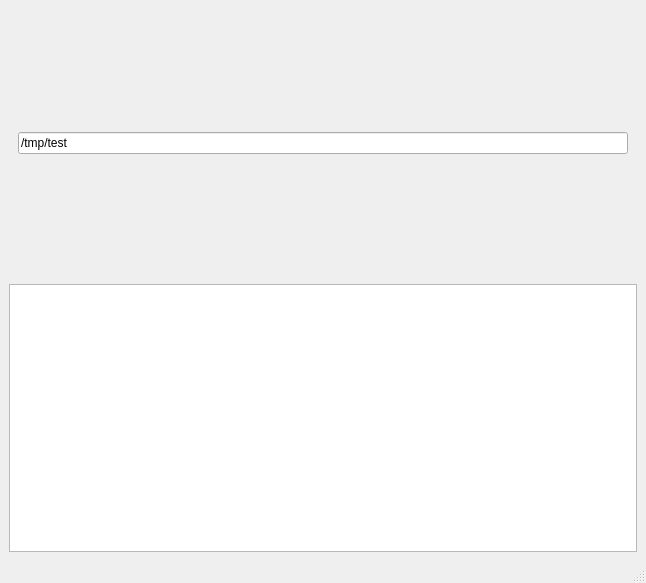
This is kdFileFinder/kdFileFinder.ui in bkdwei/kdFileFinder as Qt 5 draws it before an edit. The edited form follows.
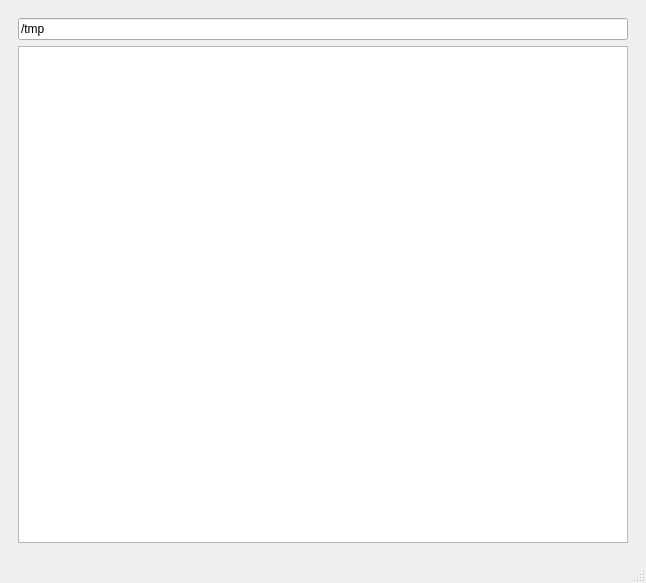
This is the edited form.

Commit message: 初步实现功能

```diff
--- a/kdFileFinder/kdFileFinder.ui
+++ b/kdFileFinder/kdFileFinder.ui
@@ -25,10 +25,13 @@
         <item>
          <widget class="QLineEdit" name="le_path">
           <property name="text">
-           <string>/tmp/test</string>
+           <string>/tmp</string>
           </property>
          </widget>
         </item>
+        <item>
+         <widget class="QListView" name="lw_main"/>
+        </item>
        </layout>
       </widget>
       <widget class="QWidget" name="main_page">
@@ -85,49 +88,6 @@
       <widget class="QWidget" name="right_page"/>
      </widget>
     </item>
-    <item>
-     <widget class="QListWidget" name="lw_main">
-      <property name="tabKeyNavigation">
-       <bool>true</bool>
-      </property>
-      <property name="iconSize">
-       <size>
-        <width>20</width>
-        <height>20</height>
-       </size>
-      </property>
-      <property name="movement">
-       <enum>QListView::Static</enum>
-      </property>
-      <property name="flow">
-       <enum>QListView::LeftToRight</enum>
-      </property>
-      <property name="gridSize">
-       <size>
-        <width>200</width>
-        <height>50</height>
-       </size>
-      </property>
-      <property name="viewMode">
-       <enum>QListView::IconMode</enum>
-      </property>
-      <property name="modelColumn">
-       <number>0</number>
-      </property>
-      <property name="uniformItemSizes">
-       <bool>false</bool>
-      </property>
-      <property name="batchSize">
-       <number>100</number>
-      </property>
-      <property name="wordWrap">
-       <bool>true</bool>
-      </property>
-      <property name="selectionRectVisible">
-       <bool>false</bool>
-      </property>
-     </widget>
-    </item>
    </layout>
   </widget>
   <widget class="QStatusBar" name="statusbar"/>
```
